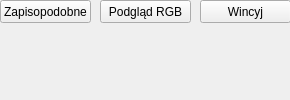
This is edycja_obrazow/mainwindow.ui in hankav21/edytor_obrazow as Qt 5 draws it before an edit. The edited form follows.
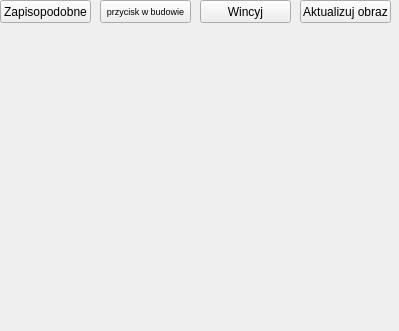
This is the edited form.

Patch:
```diff
--- a/edycja_obrazow/mainwindow.ui
+++ b/edycja_obrazow/mainwindow.ui
@@ -6,8 +6,8 @@
    <rect>
     <x>0</x>
     <y>0</y>
-    <width>290</width>
-    <height>100</height>
+    <width>399</width>
+    <height>331</height>
    </rect>
   </property>
   <property name="minimumSize">
@@ -42,8 +42,13 @@
       <height>23</height>
      </rect>
     </property>
+    <property name="font">
+     <font>
+      <pointsize>7</pointsize>
+     </font>
+    </property>
     <property name="text">
-     <string>Podgląd RGB</string>
+     <string>przycisk w budowie</string>
     </property>
    </widget>
    <widget class="QPushButton" name="pushButton_Wincyj">
@@ -59,6 +64,19 @@
      <string>Wincyj</string>
     </property>
    </widget>
+   <widget class="QPushButton" name="pushButton_Aktualizuj">
+    <property name="geometry">
+     <rect>
+      <x>300</x>
+      <y>0</y>
+      <width>91</width>
+      <height>23</height>
+     </rect>
+    </property>
+    <property name="text">
+     <string>Aktualizuj obraz</string>
+    </property>
+   </widget>
   </widget>
  </widget>
  <layoutdefault spacing="6" margin="11"/>
```
